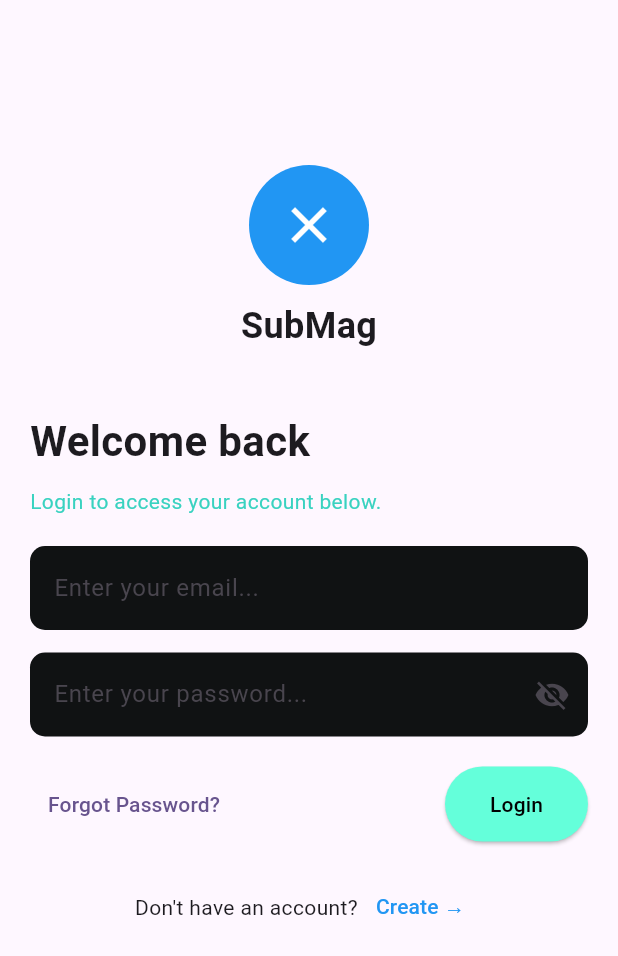
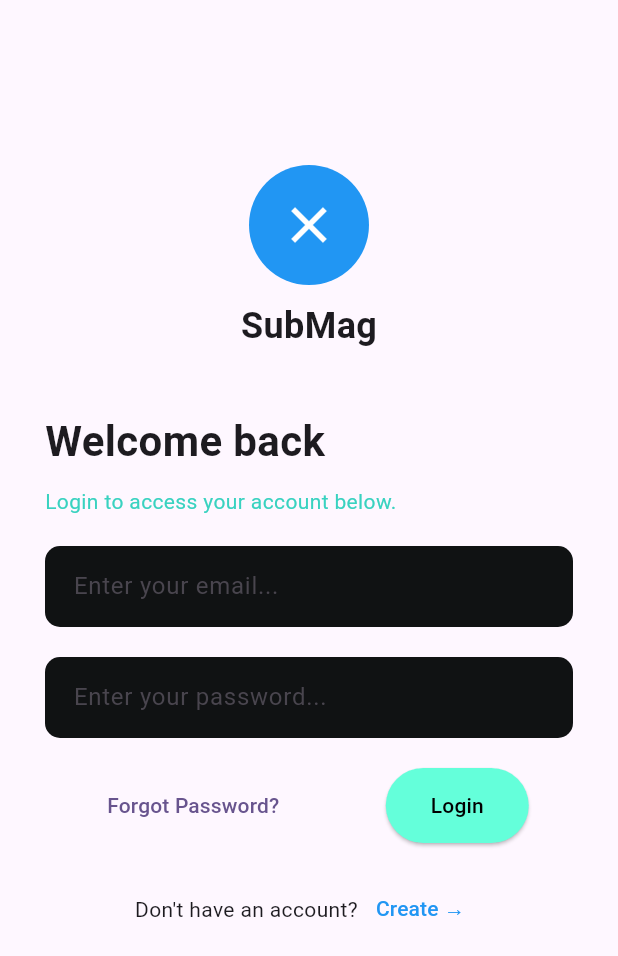
Before and after one commit to Nahaq789/flutter-subscribe, a Flutter app: the LoginPage screen opened directly, on a phone screen of 412 x 824 dp. Shown: the top 956 px of the screen. Run offline on Flutter 3.47's test engine with Material 3 defaults, Android fonts, the phone set to English and light mode, and no system bars.

Commit message:
fix: column

```diff
--- a/lib/screens/login_page.dart
+++ b/lib/screens/login_page.dart
@@ -8,7 +8,7 @@ class LoginPage extends StatelessWidget {
     return Scaffold(
       body: Center(
         child: Container(
-          padding: const EdgeInsetsDirectional.fromSTEB(20, 110, 20, 0),
+          padding: const EdgeInsetsDirectional.fromSTEB(30, 110, 30, 0),
           child: Column(
             mainAxisSize: MainAxisSize.max,
             children: [
@@ -57,34 +57,39 @@ class LoginPage extends StatelessWidget {
               const SizedBox(
                 height: 20,
               ),
+              Column(
+                children: [
                   TextField(
                     decoration: InputDecoration(
                       hintText: "Enter your email...",
+                      border: OutlineInputBorder(
+                          borderRadius: BorderRadius.circular(10),
+                          borderSide: BorderSide.none),
+                      contentPadding: const EdgeInsets.all(15),
                       filled: true,
                       fillColor: const Color(0xFF101213),
-                    border: OutlineInputBorder(
-                        borderRadius: BorderRadius.circular(10),
-                        borderSide: BorderSide.none)),
                     ),
-              const SizedBox(height: 15),
+                  ),
+                  const SizedBox(height: 20),
                   TextField(
                     obscureText: true,
                     decoration: InputDecoration(
                       hintText: 'Enter your password...',
+                      border: OutlineInputBorder(
+                          borderRadius: BorderRadius.circular(10),
+                          borderSide: BorderSide.none),
+                      contentPadding: const EdgeInsets.all(15),
                       filled: true,
                       fillColor: const Color(0xFF101213),
-                  border: OutlineInputBorder(
-                    borderRadius: BorderRadius.circular(10),
-                    borderSide: BorderSide.none,
                     ),
-                  suffixIcon: const Icon(Icons.visibility_off),
                   ),
+                ],
               ),
               const SizedBox(
                 height: 20,
               ),
               Row(
-                mainAxisAlignment: MainAxisAlignment.spaceBetween,
+                mainAxisAlignment: MainAxisAlignment.spaceAround,
                 children: [
                   TextButton(
                       onPressed: () {}, child: const Text("Forgot Password?")),
```
Lines whose indentation alone changed are shown as unchanged.
